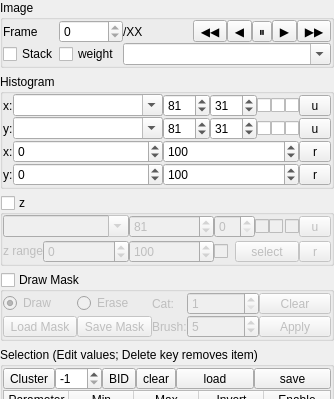
Before: the Qt Designer form ndxplorer/plotting/plot_control.ui in tpeulen/ndxplorer, drawn with Qt 5; both pictures show x 0 to 334 and y 0 to 399 of the 334 by 585 pixel window.
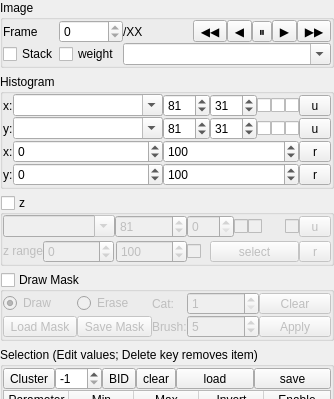
After: the same form once the commit is applied.

Commit message: fix: auto-range past the outliers, keep a region's meaning, size the z boxes

What changed in the file:
```diff
--- a/ndxplorer/plotting/plot_control.ui
+++ b/ndxplorer/plotting/plot_control.ui
@@ -860,28 +860,6 @@
           </property>
          </widget>
         </item>
-        <item row="2" column="2">
-         <widget class="QSpinBox" name="spinBoxZmax">
-          <property name="sizePolicy">
-           <sizepolicy hsizetype="Expanding" vsizetype="Fixed">
-            <horstretch>1</horstretch>
-            <verstretch>0</verstretch>
-           </sizepolicy>
-          </property>
-          <property name="toolTip">
-           <string>Z axis maximum value</string>
-          </property>
-          <property name="minimum">
-           <number>-1000000</number>
-          </property>
-          <property name="maximum">
-           <number>1000000</number>
-          </property>
-          <property name="value">
-           <number>100</number>
-          </property>
-         </widget>
-        </item>
         <item row="1" column="2">
          <widget class="QSpinBox" name="spinBoxBin1DZ">
           <property name="toolTip">
@@ -920,7 +898,12 @@
           </property>
          </widget>
         </item>
-        <item row="2" column="1">
+                <item row="2" column="1" colspan="2">
+         <layout class="QHBoxLayout" name="horizontalLayoutZRange">
+          <property name="spacing">
+           <number>2</number>
+          </property>
+          <item>
          <widget class="QSpinBox" name="spinBoxZmin">
           <property name="sizePolicy">
            <sizepolicy hsizetype="Expanding" vsizetype="Fixed">
@@ -941,6 +924,30 @@
            <number>0</number>
           </property>
          </widget>
+          </item>
+          <item>
+   <widget class="QSpinBox" name="spinBoxZmax">
+             <property name="sizePolicy">
+              <sizepolicy hsizetype="Expanding" vsizetype="Fixed">
+               <horstretch>1</horstretch>
+               <verstretch>0</verstretch>
+              </sizepolicy>
+             </property>
+             <property name="toolTip">
+              <string>Z axis maximum value</string>
+             </property>
+             <property name="minimum">
+              <number>-1000000</number>
+             </property>
+             <property name="maximum">
+              <number>1000000</number>
+             </property>
+             <property name="value">
+              <number>100</number>
+             </property>
+            </widget>
+          </item>
+         </layout>
         </item>
         <item row="2" column="0">
          <widget class="QLabel" name="label_7">
```
Lines whose indentation alone changed are shown as unchanged. The commit also changes 3 other files.
